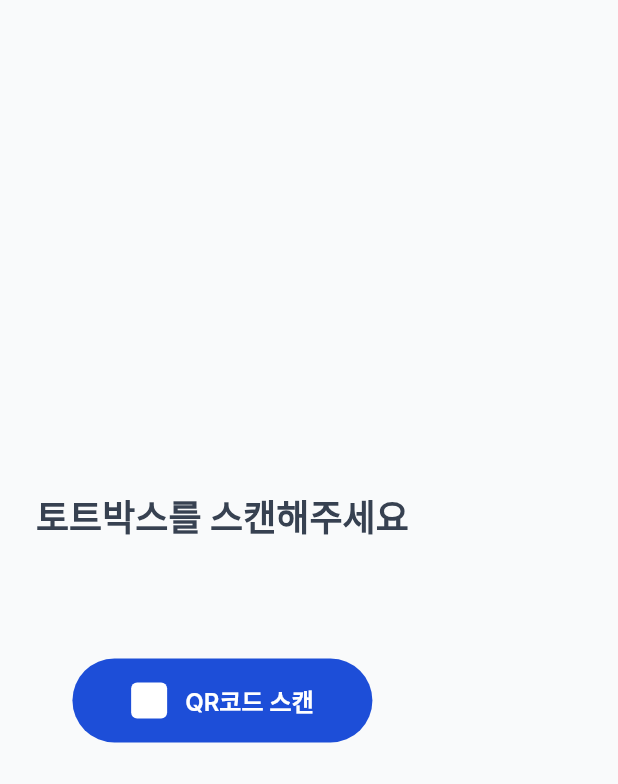
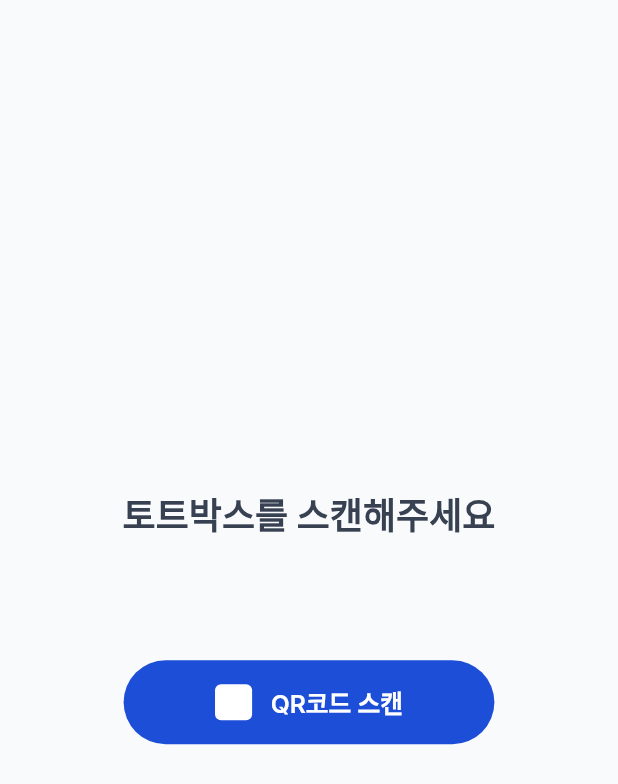
Before and after one commit to KSEB-Rescue-Pang/flutter-pda-app, a Flutter app: the BasicScreen screen opened by its route, on a phone screen of 412 x 824 dp. Shown: the top 784 px of the screen. Run offline on Flutter 3.47's test engine with Material 3 defaults, Android fonts, the phone set to English and light mode, and no system bars; our stand-ins replace auto_route; Roboto replaces fonts that are missing (Inter).

Commit message:
refactor: BasicScreen의 레이아웃 및 반응형 디자인 개선

```diff
--- a/lib/presentation/pages/basic_screen.dart
+++ b/lib/presentation/pages/basic_screen.dart
@@ -13,17 +13,13 @@ class BasicScreen extends StatefulWidget {
 }
 
 class _BasicScreenState extends State<BasicScreen> {
-  // 버튼 크기 상수들
-  static const double _buttonWidth = 200.0;
-  static const double _buttonHeight = 56.0;
-  static const double _iconSize = 24.0;
-  static const double _iconRadius = 4.0;
-
   bool _isLoading = false;
   String? _errorMessage;
 
   @override
   Widget build(BuildContext context) {
+    final screenSize = MediaQuery.of(context).size;
+
     return Scaffold(
       body: SafeArea(
         child: Padding(
@@ -32,16 +28,20 @@ class _BasicScreenState extends State<BasicScreen> {
             mainAxisAlignment: MainAxisAlignment.center,
             children: [
               // 스캔 메시지 - 테마의 headlineLarge 사용
-              Text(
+              Center(
+                child: Text(
                   '토트박스를 스캔해주세요',
                   style: Theme.of(context).textTheme.headlineLarge,
                   textAlign: TextAlign.center,
                 ),
-              const SizedBox(height: 80.0),
-
+              ),
+              SizedBox(height: screenSize.height * 0.1), // 화면 높이의 10%
               // 에러 메시지 표시
               if (_errorMessage != null) ...[
-                Container(
+                Center(
+                  child: Container(
+                    width: screenSize.width * 0.8, // 화면 너비의 80%
+                    constraints: const BoxConstraints(maxWidth: 300.0),
                     padding: const EdgeInsets.all(12.0),
                     decoration: BoxDecoration(
                       color: Colors.red.shade50,
@@ -52,16 +52,17 @@ class _BasicScreenState extends State<BasicScreen> {
                       _errorMessage!,
                       style: TextStyle(
                         color: Colors.red.shade700,
-                      fontSize: 14.0,
+                        fontSize: screenSize.width * 0.035, // 반응형 폰트 크기
                       ),
                       textAlign: TextAlign.center,
                     ),
                   ),
-                const SizedBox(height: 16.0),
+                ),
+                SizedBox(height: screenSize.height * 0.02), // 화면 높이의 2%
               ],
 
               // QR 스캔 버튼
-              _buildQRScanButton(),
+              Center(child: _buildQRScanButton(screenSize)),
             ],
           ),
         ),
@@ -70,10 +71,14 @@ class _BasicScreenState extends State<BasicScreen> {
   }
 
   /// QR 스캔 버튼 위젯
-  Widget _buildQRScanButton() {
+  Widget _buildQRScanButton(Size screenSize) {
+    final buttonWidth = screenSize.width * 0.6; // 화면 너비의 60%
+    final buttonHeight = 56.0;
+    final iconSize = screenSize.width * 0.06; // 화면 너비의 6%
+
     return SizedBox(
-      width: _buttonWidth,
-      height: _buttonHeight,
+      width: buttonWidth,
+      height: buttonHeight,
       child: ElevatedButton(
         onPressed: _isLoading ? null : _handleQRScan,
         child: _isLoading
@@ -90,17 +95,21 @@ class _BasicScreenState extends State<BasicScreen> {
                 children: [
                   // QR 코드 아이콘
                   Container(
-                    width: _iconSize,
-                    height: _iconSize,
+                    width: iconSize,
+                    height: iconSize,
                     decoration: BoxDecoration(
                       color: AppColors.white,
-                      borderRadius: BorderRadius.circular(_iconRadius),
+                      borderRadius: BorderRadius.circular(4.0),
                     ),
                   ),
-                  const SizedBox(width: 12.0),
-
+                  SizedBox(width: screenSize.width * 0.03), // 화면 너비의 3%
                   // 버튼 텍스트
-                  const Text('QR코드 스캔'),
+                  Text(
+                    'QR코드 스캔',
+                    style: TextStyle(
+                      fontSize: screenSize.width * 0.04, // 반응형 폰트 크기
+                    ),
+                  ),
                 ],
               ),
       ),
```
Lines whose indentation alone changed are shown as unchanged.
